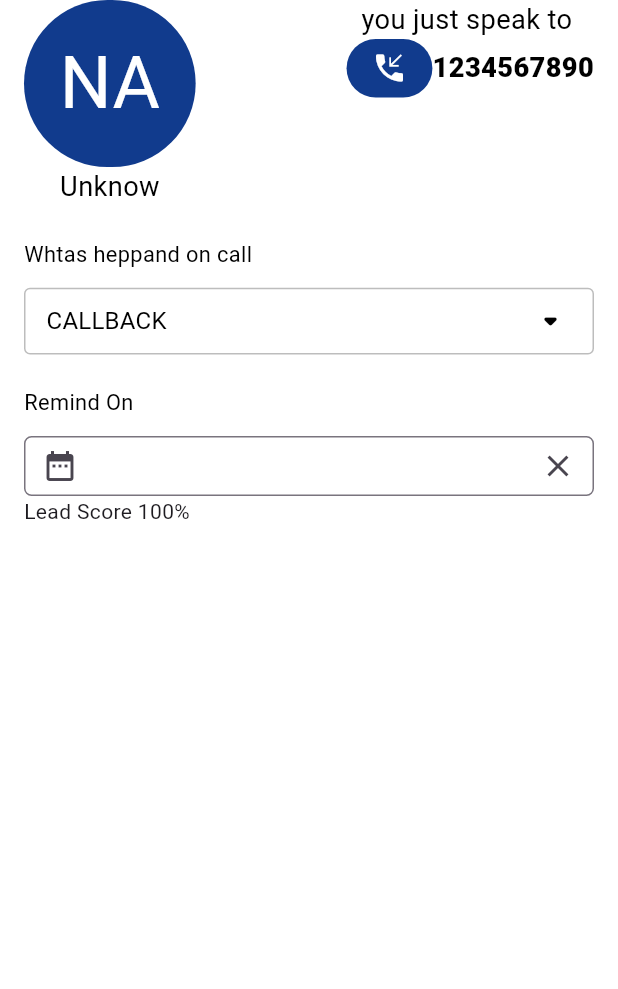
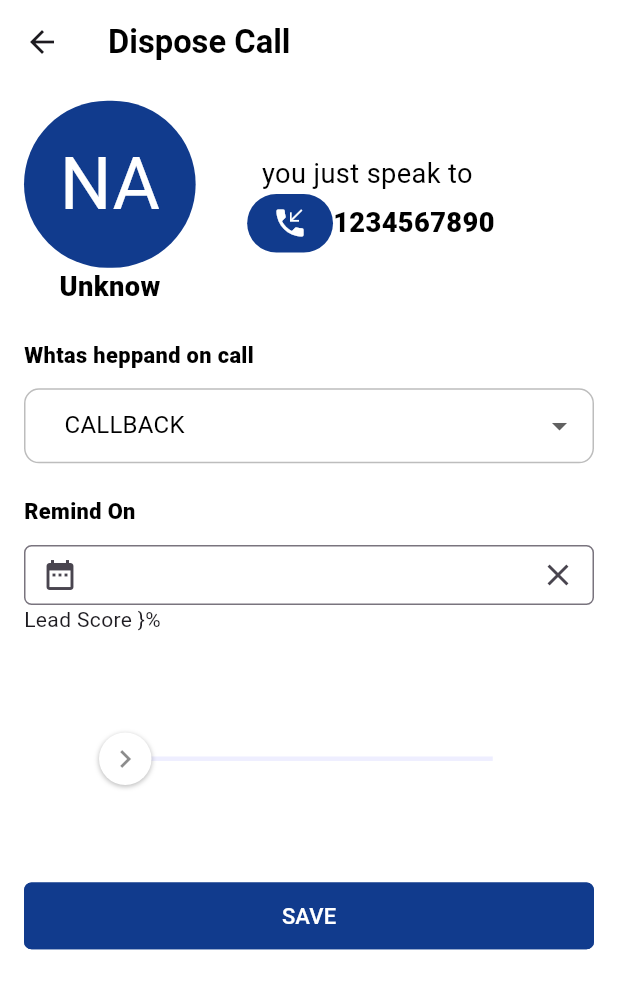
Before and after one commit to Kevalbu/Dial, a Flutter app: the CallDialDetailScreen screen opened by its route, on a phone screen of 412 x 824 dp. Shown: the top 989 px of the screen. Run offline on Flutter 3.47's test engine with Material 3 defaults, Android fonts, the light colour scheme and no system bars; drawn by our look-alikes of dropdown_button2, flutter_xlider; our stand-ins replace cached_network_image, connectivity_plus, device_info_plus, firebase_messaging, flutter_expandable_fab, flutter_local_notifications and 5 more; missing offline and left inert: call_log, date_picker_plus; accounts and stored records are empty.

Commit message:
ui update

```diff
--- a/lib/core/utils/string_constant.dart
+++ b/lib/core/utils/string_constant.dart
@@ -6,6 +6,7 @@ class AppString {
   static const String retry = 'Retry';
 
   static const String dial = 'Dial';
+  static const String disposecall = 'Dispose Call';
   static const String error = 'ERROR';
   static const String login = 'Login';
   static const String loginC = 'LOGIN';
--- a/lib/presentation/call_dial_detail_screen/call_dial_detail_screen.dart
+++ b/lib/presentation/call_dial_detail_screen/call_dial_detail_screen.dart
@@ -2,6 +2,7 @@ import 'package:date_picker_plus/date_picker_plus.dart';
 import 'package:dial/core/app_export.dart';
 import 'package:dropdown_button2/dropdown_button2.dart';
 import 'package:flutter/material.dart';
+import 'package:flutter_xlider/flutter_xlider.dart';
 import 'package:get/get_state_manager/src/simple/get_view.dart';
 import 'package:dial/core/utils/app_fonts.dart';
 import 'package:intl/intl.dart';
@@ -26,6 +27,13 @@ class CallDialDetailScreen extends GetWidget<CallDialDetailScreenController> {
 
     String? selectedValue;
     return Scaffold(
+        appBar: AppBar(
+          backgroundColor: ColorConstant.primaryWhite,
+          title: Text(
+            AppString.disposecall,
+            style: DL.styleDL(fontWeight: FontWeight.w600, fontSize: 18),
+          ),
+        ),
         backgroundColor: ColorConstant.primaryWhite,
         body: SafeArea(
           child: Padding(
@@ -33,8 +41,8 @@ class CallDialDetailScreen extends GetWidget<CallDialDetailScreenController> {
             child: Column(
               crossAxisAlignment: CrossAxisAlignment.start,
               children: [
-                Row(mainAxisAlignment: MainAxisAlignment.spaceBetween,
-                  crossAxisAlignment: CrossAxisAlignment.start,
+                SizedBox(height: getHeight(10)),
+                Row(crossAxisAlignment: CrossAxisAlignment.center,
                   children: [
                     Column(
                       children: [
@@ -61,12 +69,14 @@ class CallDialDetailScreen extends GetWidget<CallDialDetailScreenController> {
                           style: DL.styleDL(
                             fontSize: (15),
                             fontColor: ColorConstant.primaryBlack,
-                            fontWeight: FontWeight.w400,
+                            fontWeight: FontWeight.w800,
                           ),
                         ),
                       ],
                     ),
+                    SizedBox(width: getWidth(30)),
                     Column(mainAxisAlignment: MainAxisAlignment.start,
+
                       children: [
                         Text(
                           'you just speak to ',
@@ -111,11 +121,20 @@ class CallDialDetailScreen extends GetWidget<CallDialDetailScreenController> {
                   style: DL.styleDL(
                     fontSize: (12),
                     fontColor: ColorConstant.primaryBlack,
-                    fontWeight: FontWeight.w400,
+                    fontWeight: FontWeight.w800,
                   ),
                 ),
                 SizedBox(height: getHeight(10)),
                 Center(
+                  child: Container(
+                    padding: EdgeInsets.symmetric(horizontal: 10), // Adjust padding as needed
+                    decoration: BoxDecoration(
+                      borderRadius: BorderRadius.circular(10), // Adjust circle radius
+                      border: Border.all(
+                        color: Colors.black26,
+                      ),
+                      color: Colors.white,
+                    ),
                     child: DropdownButtonHideUnderline(
                       child: DropdownButton2<String>(
                         isExpanded: true,
@@ -150,36 +169,11 @@ class CallDialDetailScreen extends GetWidget<CallDialDetailScreenController> {
                             .toList(),
                         value: selectedValue,
                         onChanged: (String? value) {},
-                      buttonStyleData: ButtonStyleData(
-                        height: getHeight(40),
-                        width: getWidth(460),
-                        padding: const EdgeInsets.only(left: 14, right: 14),
-                        decoration: BoxDecoration(
-                          borderRadius: BorderRadius.circular(4),
-                          border: Border.all(
-                            color: Colors.black26,
-                          ),
-                          color: Colors.white,
-                        ),
-                      ),
-                      iconStyleData: const IconStyleData(
-                        icon: Icon(
-                          Icons.arrow_drop_down_rounded,
-                        ),
-                        iconSize: 28,
-                        iconEnabledColor: ColorConstant.primaryBlack,
-                        iconDisabledColor: Colors.grey,
-                      ),
-                      dropdownStyleData: DropdownStyleData(
-                        maxHeight: getHeight(200),
-                        width: getWidth(460),
-                        decoration: BoxDecoration(
-                          borderRadius: BorderRadius.circular(4),
                       ),
                     ),
                   ),
                 ),
-                ),
+
                 SizedBox(height: getHeight(10)),
                 Column(
                   crossAxisAlignment: CrossAxisAlignment.start,
@@ -191,13 +185,14 @@ class CallDialDetailScreen extends GetWidget<CallDialDetailScreenController> {
                       style: DL.styleDL(
                         fontSize: 12,
                         fontColor: ColorConstant.primaryBlack,
-                        fontWeight: FontWeight.w400,
+                        fontWeight: FontWeight.w800,
                       ),
                     ),
                     SizedBox(height: getHeight(10)),
                     Container(
                       height: 40,
                       child: TextFormField(
+                        readOnly: true,
                         textAlign: TextAlign.center, // Center align the text
                         onTap: () async {
                           DateTime? pickedDate = await showDatePicker(
@@ -205,12 +200,38 @@ class CallDialDetailScreen extends GetWidget<CallDialDetailScreenController> {
                             initialDate: DateTime.now(),
                             firstDate: DateTime(1950),
                             lastDate: DateTime(2100),
+                            builder: (BuildContext context, Widget? child) {
+                              return Theme(
+                                data: ThemeData.light().copyWith(
+                                  colorScheme: const ColorScheme.light(
+                                    primary: ColorConstant.primaryBlue, // OK button color
+                                    onPrimary:  ColorConstant.primaryWhite, // Text color of OK button
+                                    surface:  ColorConstant.primaryWhite, // Cancel button color
+                                    onSurface: ColorConstant.primaryBlack, // Text color of Cancel button
+                                  ),
+                                ),
+                                child: child!,
+                              );
+                            },
                           );
 
                           if (pickedDate != null) {
                             TimeOfDay? pickedTime = await showTimePicker(
                               context: context,
                               initialTime: TimeOfDay.now(),
+                              builder: (BuildContext context, Widget? child) {
+                                return Theme(
+                                data: ThemeData.light().copyWith(
+                                  colorScheme: const ColorScheme.light(
+                                    primary: ColorConstant.primaryBlue, // OK button color
+                                    onPrimary:  ColorConstant.primaryWhite, // Text color of OK button
+                                    surface:  ColorConstant.primaryWhite, // Cancel button color
+                                    onSurface: ColorConstant.primaryBlack, // Text color of Cancel button
+                                  ),
+                                ),
+                                child: child!,
+                                );
+                              },
                             );
 
                             if (pickedTime != null) {
@@ -250,7 +271,25 @@ class CallDialDetailScreen extends GetWidget<CallDialDetailScreenController> {
                   ],
                 ),
 
-                Text('Lead Score 100%')
+                Text('Lead Score }%'),
+                Container(
+                  // width: 100,
+                  // height: 50,
+                  padding: EdgeInsets.all(50),
+                  child: FlutterSlider(onDragCompleted: (handlerIndex, lowerValue, upperValue) {
+                  },
+                    values: [0],
+                    max: 100,
+                    min: 0,
+                  ),
+                ),
+
+                SizedBox(
+                    width: getWidth(double.infinity),
+                    child:
+                    AppElevatedButton(buttonName: 'SAVE', onPressed: () {
+                      Get.toNamed(AppRoutes.callDialDetailScreenRout);
+                    })),
               ],
             ),
           ),
--- a/pubspec.yaml
+++ b/pubspec.yaml
@@ -51,6 +51,7 @@ dependencies:
   flutter_expandable_fab: ^2.0.0
   dropdown_button2: ^2.3.9
   date_picker_plus: ^2.1.0
+  flutter_xlider: ^3.5.0
 
 dev_dependencies:
   flutter_test:
```
Also changed, not shown: pubspec.lock. Lines whose indentation alone changed are shown as unchanged.
